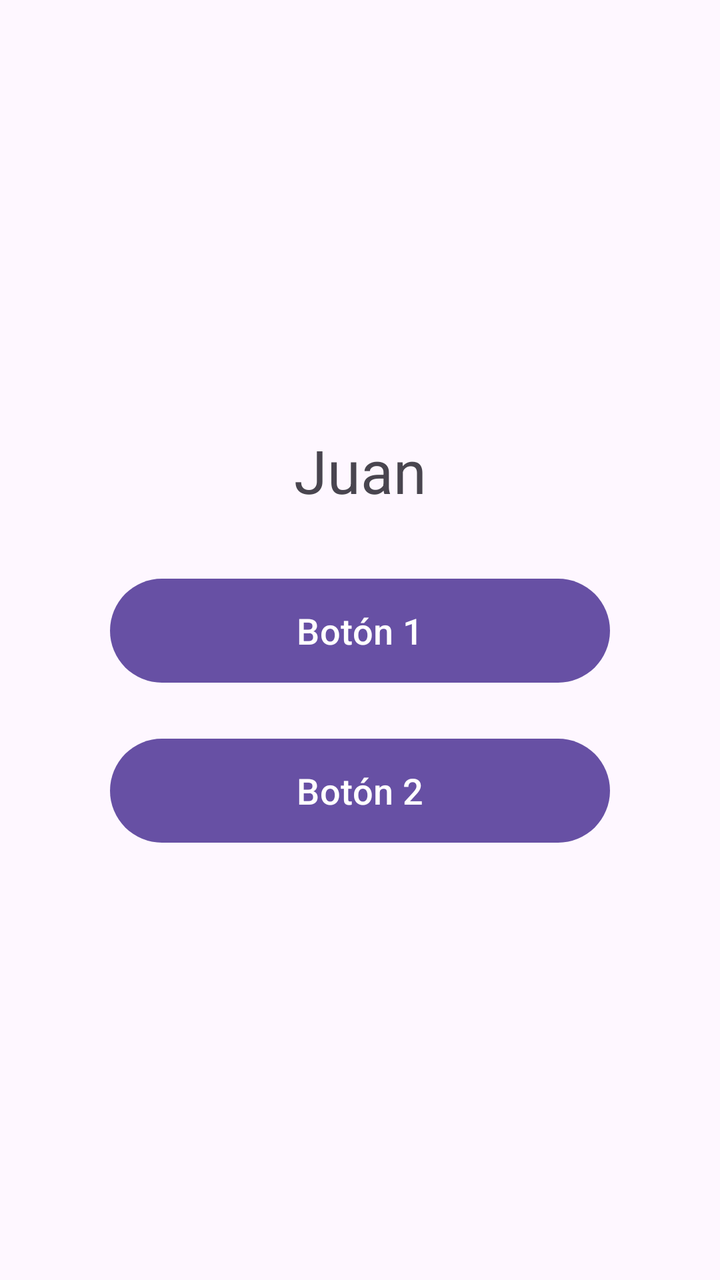
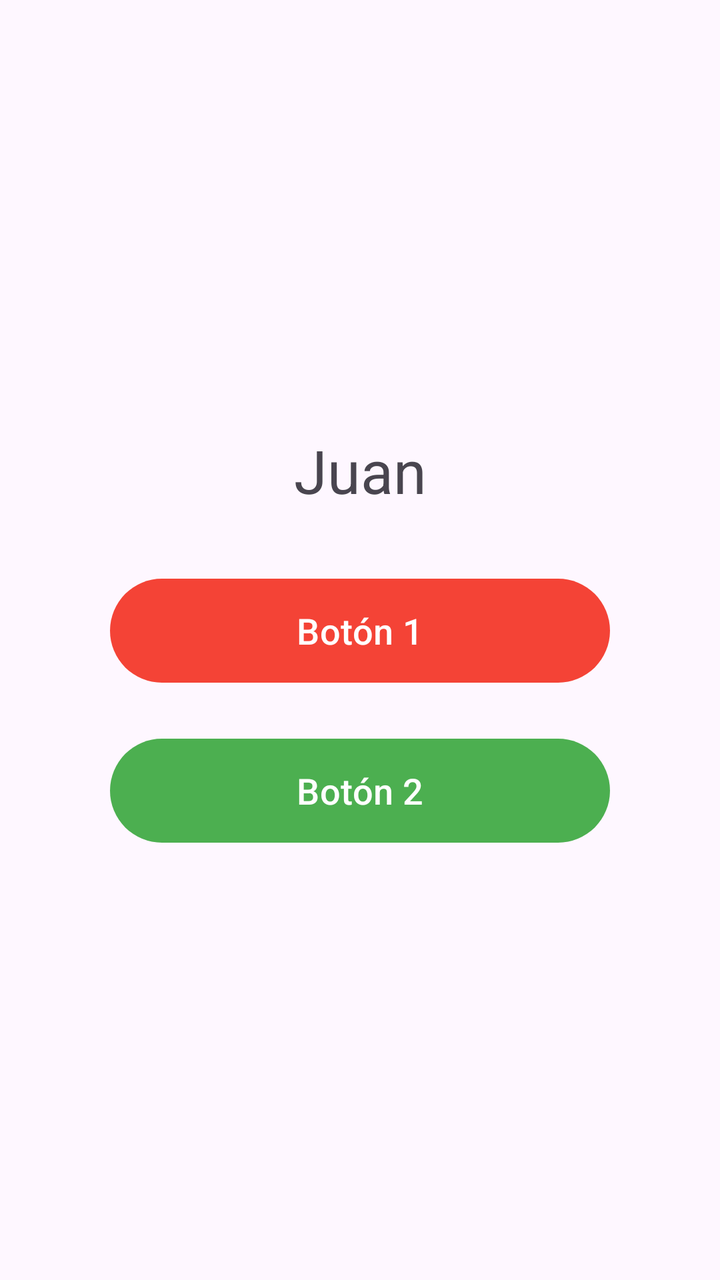

Compare the two renders of this Android layout. The source of the first and the diff that turns it into the second are given below.
<!-- AndroidManifest.xml: application theme Theme.Tema3 -->
<!-- res/layout/activity_main.xml -->
<?xml version="1.0" encoding="utf-8"?>
<androidx.constraintlayout.widget.ConstraintLayout xmlns:android="http://schemas.android.com/apk/res/android"
    xmlns:app="http://schemas.android.com/apk/res-auto"
    xmlns:tools="http://schemas.android.com/tools"
    android:id="@+id/main"
    android:layout_width="match_parent"
    android:layout_height="match_parent"
    tools:context=".MainActivity">

    <TextView
        android:id="@+id/texto"
        android:layout_width="wrap_content"
        android:layout_height="wrap_content"
        android:text="@string/autor"
        android:textSize="30sp"
        android:layout_marginBottom="30dp"
        app:layout_constraintTop_toTopOf="parent"
        app:layout_constraintBottom_toTopOf="@id/boton1"
        app:layout_constraintVertical_chainStyle="packed"
        app:layout_constraintStart_toStartOf="parent"
        app:layout_constraintEnd_toEndOf="parent" />

    <Button
        android:id="@+id/boton1"
        android:layout_width="250dp"
        android:layout_height="60dp"
        android:text="Botón 1"
        android:textSize="18sp"
        android:layout_marginBottom="20dp"
        app:layout_constraintTop_toBottomOf="@id/texto"
        app:layout_constraintBottom_toTopOf="@id/boton2"
        app:layout_constraintStart_toStartOf="parent"
        app:layout_constraintEnd_toEndOf="parent" />

    <Button
        android:id="@+id/boton2"
        android:layout_width="250dp"
        android:layout_height="60dp"
        android:text="Botón 2"
        android:textSize="18sp"
        app:layout_constraintTop_toBottomOf="@id/boton1"
        app:layout_constraintBottom_toBottomOf="parent"
        app:layout_constraintStart_toStartOf="parent"
        app:layout_constraintEnd_toEndOf="parent" />

</androidx.constraintlayout.widget.ConstraintLayout>
<!-- resources referenced by this layout -->
<resources>
  <string name="autor">Juan</string>
  <style name="Theme.Tema3" parent="Base.Theme.Tema3" />
  <style name="Base.Theme.Tema3" parent="Theme.Material3.DayNight.NoActionBar">
          
          
      </style>
</resources>

<!-- the commit's change to res/layout/activity_main.xml (unified diff, before → after) -->
@@ -27,6 +27,7 @@
         android:text="Botón 1"
         android:textSize="18sp"
         android:layout_marginBottom="20dp"
+        app:backgroundTint="@color/rojo"
         app:layout_constraintTop_toBottomOf="@id/texto"
         app:layout_constraintBottom_toTopOf="@id/boton2"
         app:layout_constraintStart_toStartOf="parent"
@@ -38,6 +39,7 @@
         android:layout_height="60dp"
         android:text="Botón 2"
         android:textSize="18sp"
+        app:backgroundTint="@color/verde"
         app:layout_constraintTop_toBottomOf="@id/boton1"
         app:layout_constraintBottom_toBottomOf="parent"
         app:layout_constraintStart_toStartOf="parent"
<!-- resource entries referenced after the edit -->
@@ -1,5 +1,7 @@
 <!-- resources referenced by this layout -->
 <resources>
+  <color name="rojo">#FFF44336</color>
+  <color name="verde">#FF4CAF50</color>
   <string name="autor">Juan</string>
   <style name="Theme.Tema3" parent="Base.Theme.Tema3" />
   <style name="Base.Theme.Tema3" parent="Theme.Material3.DayNight.NoActionBar">
